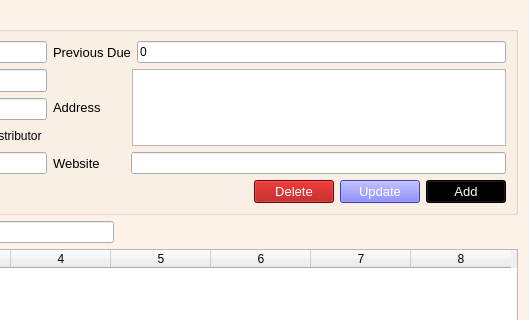
Qt form ui/supplier.ui (ansarul543/pos-inventory) before a commit; both pictures show x 301 to 830 and y 0 to 320 of the 830 by 419 pixel window.
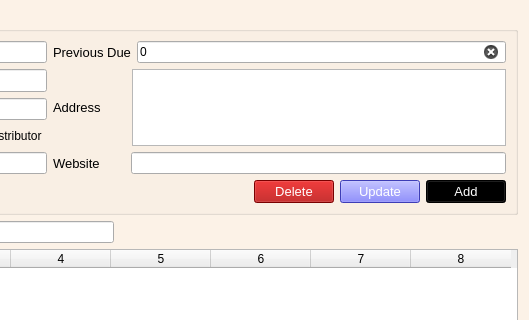
The same form after that commit.

The edit to the form file:
```diff
--- a/ui/supplier.ui
+++ b/ui/supplier.ui
@@ -71,6 +71,9 @@
             <property name="text">
              <string>0</string>
             </property>
+            <property name="clearButtonEnabled">
+             <bool>true</bool>
+            </property>
            </widget>
           </item>
          </layout>
```
Left out of the diff: 21 changed lines with no effect on the pictures.
